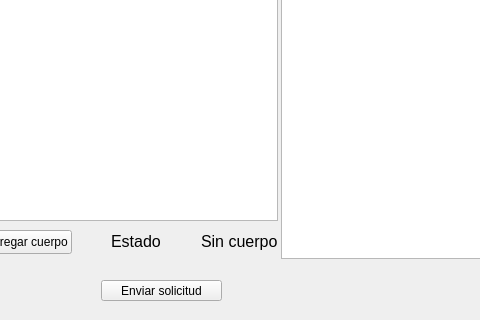
Before: the Qt Designer form mainwindow.ui in braiaantt/basic-endpoints, drawn with Qt 5; both pictures show x 229 to 709 and y 280 to 600 of the 800 by 600 pixel window.
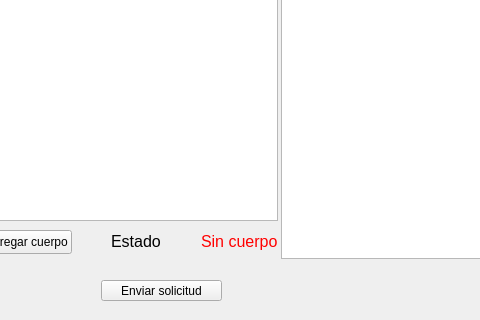
After: the same form once the commit is applied.

Commit message: metodo put funcional

The edit to the form file:
```diff
--- a/mainwindow.ui
+++ b/mainwindow.ui
@@ -474,11 +474,16 @@
       <pointsize>12</pointsize>
      </font>
     </property>
+    <property name="styleSheet">
+     <string notr="true">#labelBodyRequestState{
+color: red;
+}</string>
+    </property>
     <property name="text">
      <string>Sin cuerpo</string>
     </property>
    </widget>
-   <widget class="QWidget" name="">
+   <widget class="QWidget" name="layoutWidget">
     <property name="geometry">
      <rect>
       <x>210</x>
```
The commit also changes 2 other files.
